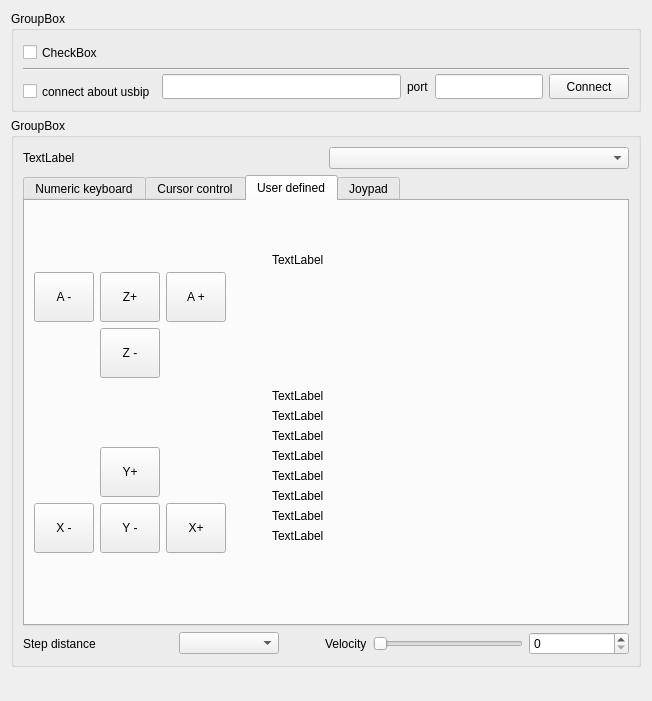
Before: the Qt Designer form sources/forms/sControl.ui in eduard-x/cnc-qt, drawn with Qt 5.
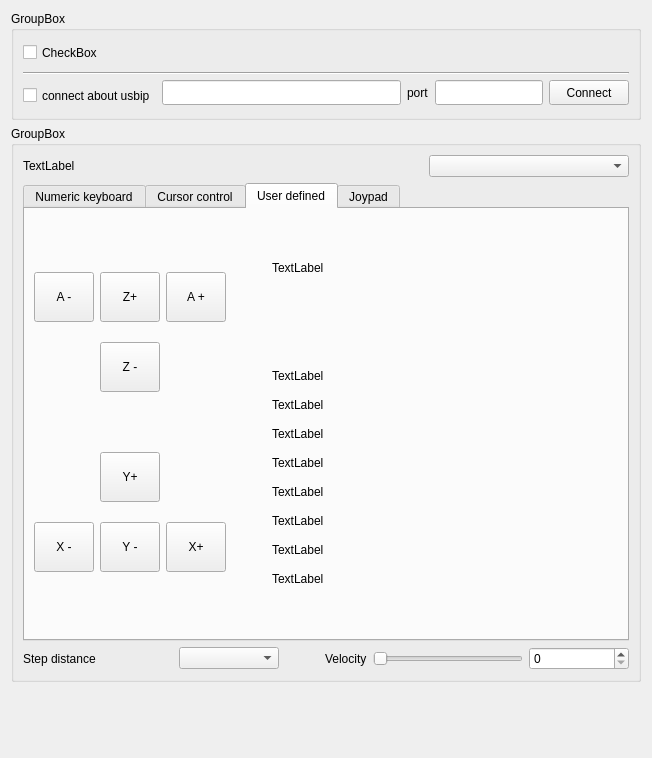
After: the same form once the commit is applied. The open tabs and pages were chosen to show the change.

```diff
--- a/sources/forms/sControl.ui
+++ b/sources/forms/sControl.ui
@@ -6,10 +6,16 @@
    <rect>
     <x>0</x>
     <y>0</y>
-    <width>612</width>
-    <height>701</height>
+    <width>647</width>
+    <height>758</height>
    </rect>
   </property>
+  <property name="sizePolicy">
+   <sizepolicy hsizetype="Minimum" vsizetype="MinimumExpanding">
+    <horstretch>0</horstretch>
+    <verstretch>0</verstretch>
+   </sizepolicy>
+  </property>
   <property name="windowTitle">
    <string>Form</string>
   </property>
@@ -152,13 +158,32 @@
      <layout class="QGridLayout" name="gridLayout_45">
       <item row="0" column="0">
        <widget class="QLabel" name="labelSelectKeyboard">
+        <property name="sizePolicy">
+         <sizepolicy hsizetype="Minimum" vsizetype="Preferred">
+          <horstretch>0</horstretch>
+          <verstretch>0</verstretch>
+         </sizepolicy>
+        </property>
         <property name="text">
          <string>TextLabel</string>
         </property>
        </widget>
       </item>
       <item row="0" column="1">
-       <widget class="QComboBox" name="comboBox"/>
+       <widget class="QComboBox" name="comboBoxControl">
+        <property name="sizePolicy">
+         <sizepolicy hsizetype="Minimum" vsizetype="Fixed">
+          <horstretch>0</horstretch>
+          <verstretch>0</verstretch>
+         </sizepolicy>
+        </property>
+        <property name="maximumSize">
+         <size>
+          <width>200</width>
+          <height>16777215</height>
+         </size>
+        </property>
+       </widget>
       </item>
       <item row="1" column="0" colspan="2">
        <widget class="QTabWidget" name="tabWidgetManual">
@@ -828,6 +853,12 @@
          </layout>
         </widget>
         <widget class="QWidget" name="tab_8">
+         <property name="sizePolicy">
+          <sizepolicy hsizetype="Minimum" vsizetype="Preferred">
+           <horstretch>0</horstretch>
+           <verstretch>0</verstretch>
+          </sizepolicy>
+         </property>
          <attribute name="title">
           <string>User defined</string>
          </attribute>
@@ -967,6 +998,9 @@
               <property name="orientation">
                <enum>Qt::Vertical</enum>
               </property>
+              <property name="sizeType">
+               <enum>QSizePolicy::Minimum</enum>
+              </property>
               <property name="sizeHint" stdset="0">
                <size>
                 <width>20</width>
@@ -996,6 +1030,9 @@
               <property name="orientation">
                <enum>Qt::Vertical</enum>
               </property>
+              <property name="sizeType">
+               <enum>QSizePolicy::Minimum</enum>
+              </property>
               <property name="sizeHint" stdset="0">
                <size>
                 <width>20</width>
@@ -1009,6 +1046,9 @@
               <property name="orientation">
                <enum>Qt::Vertical</enum>
               </property>
+              <property name="sizeType">
+               <enum>QSizePolicy::Minimum</enum>
+              </property>
               <property name="sizeHint" stdset="0">
                <size>
                 <width>20</width>
@@ -1023,6 +1063,12 @@
            <layout class="QGridLayout" name="gridLayout_44">
             <item row="6" column="0">
              <widget class="QLabel" name="labelZm">
+              <property name="sizePolicy">
+               <sizepolicy hsizetype="Minimum" vsizetype="Preferred">
+                <horstretch>0</horstretch>
+                <verstretch>0</verstretch>
+               </sizepolicy>
+              </property>
               <property name="text">
                <string>TextLabel</string>
               </property>
@@ -1031,7 +1077,7 @@
             <item row="0" column="0">
              <widget class="QLabel" name="labelUserDefined">
               <property name="sizePolicy">
-               <sizepolicy hsizetype="MinimumExpanding" vsizetype="Preferred">
+               <sizepolicy hsizetype="Minimum" vsizetype="Minimum">
                 <horstretch>0</horstretch>
                 <verstretch>0</verstretch>
                </sizepolicy>
@@ -1045,6 +1091,9 @@
               <property name="text">
                <string>TextLabel</string>
               </property>
+              <property name="wordWrap">
+               <bool>true</bool>
+              </property>
              </widget>
             </item>
             <item row="1" column="0">
@@ -1052,6 +1101,9 @@
               <property name="orientation">
                <enum>Qt::Vertical</enum>
               </property>
+              <property name="sizeType">
+               <enum>QSizePolicy::Minimum</enum>
+              </property>
               <property name="sizeHint" stdset="0">
                <size>
                 <width>20</width>
@@ -1062,6 +1114,12 @@
             </item>
             <item row="2" column="0">
              <widget class="QLabel" name="labelXm">
+              <property name="sizePolicy">
+               <sizepolicy hsizetype="Minimum" vsizetype="Preferred">
+                <horstretch>0</horstretch>
+                <verstretch>0</verstretch>
+               </sizepolicy>
+              </property>
               <property name="text">
                <string>TextLabel</string>
               </property>
@@ -1069,6 +1127,12 @@
             </item>
             <item row="5" column="0">
              <widget class="QLabel" name="labelYp">
+              <property name="sizePolicy">
+               <sizepolicy hsizetype="Minimum" vsizetype="Preferred">
+                <horstretch>0</horstretch>
+                <verstretch>0</verstretch>
+               </sizepolicy>
+              </property>
               <property name="text">
                <string>TextLabel</string>
               </property>
@@ -1076,6 +1140,12 @@
             </item>
             <item row="7" column="0">
              <widget class="QLabel" name="labelZp">
+              <property name="sizePolicy">
+               <sizepolicy hsizetype="Minimum" vsizetype="Preferred">
+                <horstretch>0</horstretch>
+                <verstretch>0</verstretch>
+               </sizepolicy>
+              </property>
               <property name="text">
                <string>TextLabel</string>
               </property>
@@ -1083,6 +1153,12 @@
             </item>
             <item row="3" column="0">
              <widget class="QLabel" name="labelXp">
+              <property name="sizePolicy">
+               <sizepolicy hsizetype="Minimum" vsizetype="Preferred">
+                <horstretch>0</horstretch>
+                <verstretch>0</verstretch>
+               </sizepolicy>
+              </property>
               <property name="text">
                <string>TextLabel</string>
               </property>
@@ -1090,6 +1166,12 @@
             </item>
             <item row="4" column="0">
              <widget class="QLabel" name="labelYm">
+              <property name="sizePolicy">
+               <sizepolicy hsizetype="Minimum" vsizetype="Preferred">
+                <horstretch>0</horstretch>
+                <verstretch>0</verstretch>
+               </sizepolicy>
+              </property>
               <property name="text">
                <string>TextLabel</string>
               </property>
@@ -1097,6 +1179,12 @@
             </item>
             <item row="9" column="0">
              <widget class="QLabel" name="labelAp">
+              <property name="sizePolicy">
+               <sizepolicy hsizetype="Minimum" vsizetype="Preferred">
+                <horstretch>0</horstretch>
+                <verstretch>0</verstretch>
+               </sizepolicy>
+              </property>
               <property name="text">
                <string>TextLabel</string>
               </property>
@@ -1104,6 +1192,12 @@
             </item>
             <item row="8" column="0">
              <widget class="QLabel" name="labelAm">
+              <property name="sizePolicy">
+               <sizepolicy hsizetype="Minimum" vsizetype="Preferred">
+                <horstretch>0</horstretch>
+                <verstretch>0</verstretch>
+               </sizepolicy>
+              </property>
               <property name="text">
                <string>TextLabel</string>
               </property>
@@ -1114,6 +1208,9 @@
               <property name="orientation">
                <enum>Qt::Vertical</enum>
               </property>
+              <property name="sizeType">
+               <enum>QSizePolicy::Minimum</enum>
+              </property>
               <property name="sizeHint" stdset="0">
                <size>
                 <width>20</width>
```
Left out of the diff: 41 changed lines with no effect on the pictures.
